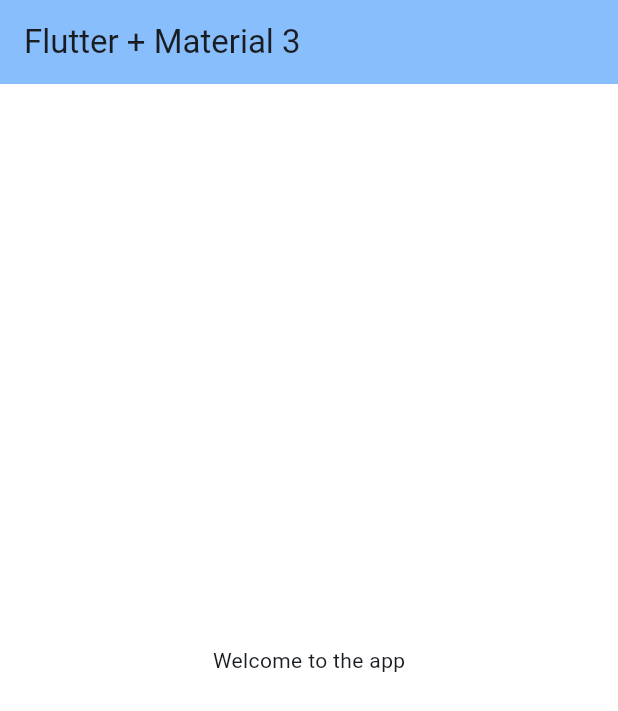
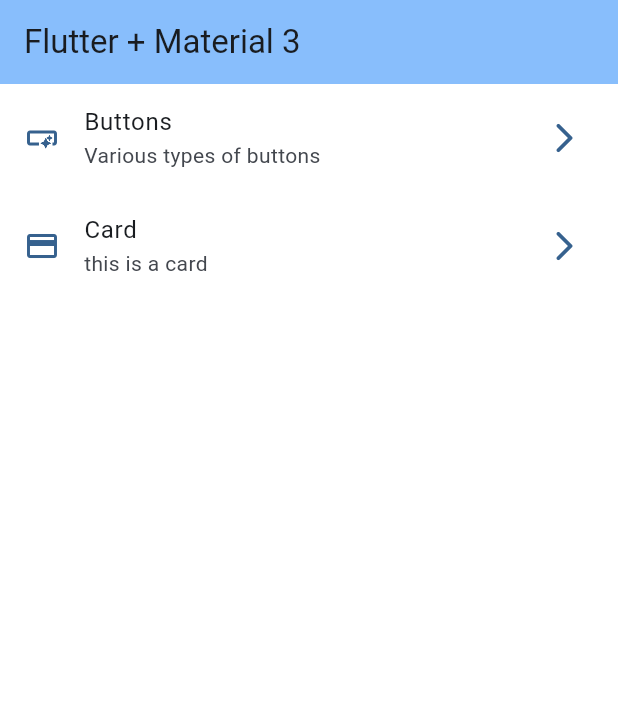
Before and after one commit to jdgelfry/widgets_app, a Flutter app: the screen it shows after launch, on a phone screen of 412 x 824 dp. Shown: the top 711 px of the screen. Run offline on Flutter 3.47's test engine with Material 3 defaults, Android fonts, the phone set to English and light mode, and no system bars.

Commit message:
home screen implement

```diff
--- a/lib/config/menu/menu_items.dart
+++ b/lib/config/menu/menu_items.dart
@@ -16,8 +16,8 @@ class MenuItem {
 
 const appMenuItems = <MenuItem>[
   MenuItem(
-    title: 'Home',
-    subtitle: 'Welcome to the app',
+    title: 'Buttons',
+    subtitle: 'Various types of buttons',
     link: '/buttons',
     icon: Icons.smart_button_outlined,
   ),
--- a/lib/presentation/screens/home/home_screen.dart
+++ b/lib/presentation/screens/home/home_screen.dart
@@ -1,4 +1,5 @@
 import 'package:flutter/material.dart';
+import 'package:widgets_app/config/menu/menu_items.dart';
 
 class HomeScreen extends StatelessWidget {
   const HomeScreen({super.key});
@@ -9,9 +10,47 @@ class HomeScreen extends StatelessWidget {
       appBar: AppBar(
         title: const Text('Flutter + Material 3'),
       ),
-      body: const Center(
-        child: Text('Welcome to the app'),
-      ),
+      body: const _HomeView(),
     );
   }
 }
+
+class _HomeView extends StatelessWidget {
+  const _HomeView();
+
+  @override
+  Widget build(BuildContext context) {
+    appMenuItems[0].title;
+    return ListView.builder(
+        physics: const BouncingScrollPhysics(),
+        itemCount: appMenuItems
+            .length, // for the number of items and not view errors the length of the list is used
+        itemBuilder: (context, index) {
+          final item = appMenuItems[index];
+          return _CustomListTile(item: item);
+        });
+  }
+}
+
+class _CustomListTile extends StatelessWidget {
+  const _CustomListTile({
+    required this.item,
+  });
+
+  final MenuItem item;
+
+  @override
+  Widget build(BuildContext context) {
+    final colors = Theme.of(context).colorScheme;
+
+    return ListTile(
+      title: Text(item.title),
+      subtitle: Text(item.subtitle),
+      leading: Icon(item.icon, color: colors.primary),
+      trailing: Icon(Icons.arrow_forward_ios_rounded, color: colors.primary),
+      onTap: () {
+        //TODO: navigate to the selected screen
+      },
+    );
+  }
+}
```
